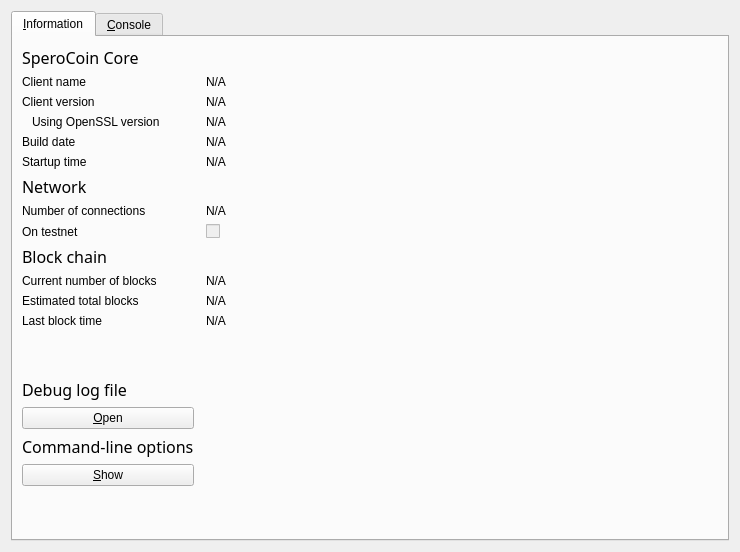
Old version of the form src/qt/forms/rpcconsole.ui in the repository LightBurdenOfficial/SperoCoin.
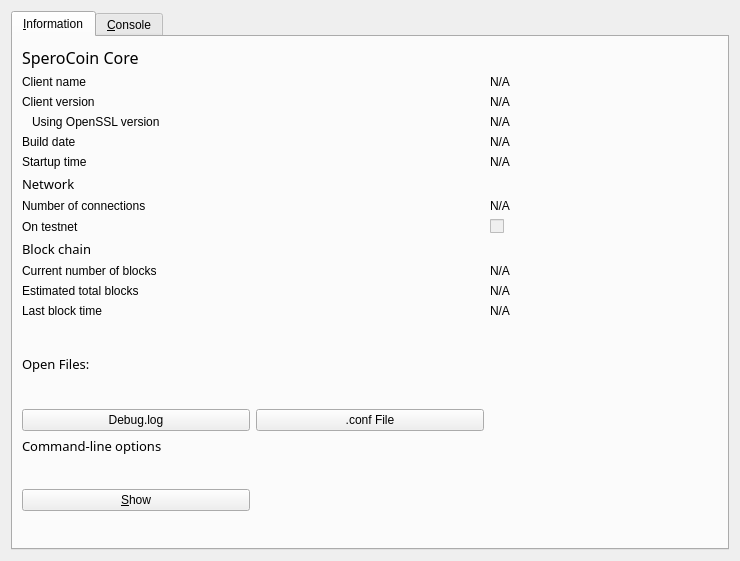
New version of the form. The open tabs and pages were chosen to show the change. Icons and pictures are not drawn.

Diff of the .ui file:
```diff
--- a/src/qt/forms/rpcconsole.ui
+++ b/src/qt/forms/rpcconsole.ui
@@ -7,7 +7,7 @@
     <x>0</x>
     <y>0</y>
     <width>740</width>
-    <height>552</height>
+    <height>561</height>
    </rect>
   </property>
   <property name="windowTitle">
@@ -29,10 +29,7 @@
       <attribute name="title">
        <string>&amp;Information</string>
       </attribute>
-      <layout class="QGridLayout" name="gridLayout" columnstretch="0,1">
-       <property name="horizontalSpacing">
-        <number>12</number>
-       </property>
+        <layout class="QGridLayout" name="gridLayout_2">
        <item row="0" column="0">
         <widget class="QLabel" name="label_9">
          <property name="font">
@@ -51,16 +48,22 @@
        </item>
        <item row="1" column="0">
         <widget class="QLabel" name="label_5">
+         <property name="styleSheet">
+          <string notr="true">font: 75 10pt &quot;Century Gothic&quot;;</string>
+         </property>
          <property name="text">
           <string>Client name</string>
          </property>
         </widget>
        </item>
-       <item row="1" column="1">
+       <item row="1" column="2">
         <widget class="QLabel" name="clientName">
          <property name="cursor">
           <cursorShape>IBeamCursor</cursorShape>
          </property>
+         <property name="styleSheet">
+          <string notr="true">font: 75 8pt &quot;Century Gothic&quot;;</string>
+         </property>
          <property name="text">
           <string>N/A</string>
          </property>
@@ -74,16 +77,22 @@
        </item>
        <item row="2" column="0">
         <widget class="QLabel" name="label_6">
+         <property name="styleSheet">
+          <string notr="true">font: 75 10pt &quot;Century Gothic&quot;;</string>
+         </property>
          <property name="text">
           <string>Client version</string>
          </property>
         </widget>
        </item>
-       <item row="2" column="1">
+       <item row="2" column="2">
         <widget class="QLabel" name="clientVersion">
          <property name="cursor">
           <cursorShape>IBeamCursor</cursorShape>
          </property>
+         <property name="styleSheet">
+          <string notr="true">font: 75 8pt &quot;Century Gothic&quot;;</string>
+         </property>
          <property name="text">
           <string>N/A</string>
          </property>
@@ -95,8 +104,11 @@
          </property>
         </widget>
        </item>
-       <item row="3" column="0">
+       <item row="3" column="0" colspan="2">
         <widget class="QLabel" name="label_14">
+         <property name="styleSheet">
+          <string notr="true">font: 75 10pt &quot;Century Gothic&quot;;</string>
+         </property>
          <property name="text">
           <string>Using OpenSSL version</string>
          </property>
@@ -105,11 +117,14 @@
          </property>
         </widget>
        </item>
-       <item row="3" column="1">
+       <item row="3" column="2">
         <widget class="QLabel" name="openSSLVersion">
          <property name="cursor">
           <cursorShape>IBeamCursor</cursorShape>
          </property>
+         <property name="styleSheet">
+          <string notr="true">font: 75 8pt &quot;Century Gothic&quot;;</string>
+         </property>
          <property name="text">
           <string>N/A</string>
          </property>
@@ -123,16 +138,22 @@
        </item>
        <item row="4" column="0">
         <widget class="QLabel" name="label_12">
+         <property name="styleSheet">
+          <string notr="true">font: 75 10pt &quot;Century Gothic&quot;;</string>
+         </property>
          <property name="text">
           <string>Build date</string>
          </property>
         </widget>
        </item>
-       <item row="4" column="1">
+       <item row="4" column="2">
         <widget class="QLabel" name="buildDate">
          <property name="cursor">
           <cursorShape>IBeamCursor</cursorShape>
          </property>
+         <property name="styleSheet">
+          <string notr="true">font: 75 8pt &quot;Century Gothic&quot;;</string>
+         </property>
          <property name="text">
           <string>N/A</string>
          </property>
@@ -146,16 +167,22 @@
        </item>
        <item row="5" column="0">
         <widget class="QLabel" name="label_13">
+         <property name="styleSheet">
+          <string notr="true">font: 75 10pt &quot;Century Gothic&quot;;</string>
+         </property>
          <property name="text">
           <string>Startup time</string>
          </property>
         </widget>
        </item>
-       <item row="5" column="1">
+       <item row="5" column="2">
         <widget class="QLabel" name="startupTime">
          <property name="cursor">
           <cursorShape>IBeamCursor</cursorShape>
          </property>
+         <property name="styleSheet">
+          <string notr="true">font: 75 8pt &quot;Century Gothic&quot;;</string>
+         </property>
          <property name="text">
           <string>N/A</string>
          </property>
@@ -172,12 +199,15 @@
          <property name="font">
           <font>
            <family>Century Gothic</family>
-           <pointsize>12</pointsize>
+           <pointsize>10</pointsize>
            <weight>9</weight>
            <italic>false</italic>
            <bold>false</bold>
           </font>
          </property>
+         <property name="styleSheet">
+          <string notr="true">font: 75 10pt &quot;Century Gothic&quot;;</string>
+         </property>
          <property name="text">
           <string>Network</string>
          </property>
@@ -185,16 +215,22 @@
        </item>
        <item row="7" column="0">
         <widget class="QLabel" name="label_7">
+         <property name="styleSheet">
+          <string notr="true">font: 75 10pt &quot;Century Gothic&quot;;</string>
+         </property>
          <property name="text">
           <string>Number of connections</string>
          </property>
         </widget>
        </item>
-       <item row="7" column="1">
+       <item row="7" column="2">
         <widget class="QLabel" name="numberOfConnections">
          <property name="cursor">
           <cursorShape>IBeamCursor</cursorShape>
          </property>
+         <property name="styleSheet">
+          <string notr="true">font: 75 8pt &quot;Century Gothic&quot;;</string>
+         </property>
          <property name="text">
           <string>N/A</string>
          </property>
@@ -208,16 +244,22 @@
        </item>
        <item row="8" column="0">
         <widget class="QLabel" name="label_8">
+         <property name="styleSheet">
+          <string notr="true">font: 75 10pt &quot;Century Gothic&quot;;</string>
+         </property>
          <property name="text">
           <string>On testnet</string>
          </property>
         </widget>
        </item>
-       <item row="8" column="1">
+       <item row="8" column="2">
         <widget class="QCheckBox" name="isTestNet">
          <property name="enabled">
           <bool>false</bool>
          </property>
+         <property name="styleSheet">
+          <string notr="true">font: 75 8pt &quot;Century Gothic&quot;;</string>
+         </property>
          <property name="text">
           <string/>
          </property>
@@ -228,29 +270,38 @@
          <property name="font">
           <font>
            <family>Century Gothic</family>
-           <pointsize>12</pointsize>
+           <pointsize>10</pointsize>
            <weight>9</weight>
            <italic>false</italic>
            <bold>false</bold>
           </font>
          </property>
+         <property name="styleSheet">
+          <string notr="true">font: 75 10pt &quot;Century Gothic&quot;;</string>
+         </property>
          <property name="text">
           <string>Block chain</string>
          </property>
         </widget>
        </item>
-       <item row="10" column="0">
+       <item row="10" column="0" colspan="2">
         <widget class="QLabel" name="label_3">
+         <property name="styleSheet">
+          <string notr="true">font: 75 10pt &quot;Century Gothic&quot;;</string>
+         </property>
          <property name="text">
           <string>Current number of blocks</string>
          </property>
         </widget>
        </item>
-       <item row="10" column="1">
+       <item row="10" column="2">
         <widget class="QLabel" name="numberOfBlocks">
          <property name="cursor">
           <cursorShape>IBeamCursor</cursorShape>
          </property>
+         <property name="styleSheet">
+          <string notr="true">font: 75 8pt &quot;Century Gothic&quot;;</string>
+         </property>
          <property name="text">
           <string>N/A</string>
          </property>
@@ -264,16 +315,22 @@
        </item>
        <item row="11" column="0">
         <widget class="QLabel" name="label_4">
+         <property name="styleSheet">
+          <string notr="true">font: 75 10pt &quot;Century Gothic&quot;;</string>
+         </property>
          <property name="text">
           <string>Estimated total blocks</string>
          </property>
         </widget>
        </item>
-       <item row="11" column="1">
+       <item row="11" column="2">
         <widget class="QLabel" name="totalBlocks">
          <property name="cursor">
           <cursorShape>IBeamCursor</cursorShape>
          </property>
+         <property name="styleSheet">
+          <string notr="true">font: 75 8pt &quot;Century Gothic&quot;;</string>
+         </property>
          <property name="text">
           <string>N/A</string>
          </property>
@@ -287,16 +344,22 @@
        </item>
        <item row="12" column="0">
         <widget class="QLabel" name="label_2">
+         <property name="styleSheet">
+          <string notr="true">font: 75 10pt &quot;Century Gothic&quot;;</string>
+         </property>
          <property name="text">
           <string>Last block time</string>
          </property>
         </widget>
        </item>
-       <item row="12" column="1">
+       <item row="12" column="2">
         <widget class="QLabel" name="lastBlockTime">
          <property name="cursor">
           <cursorShape>IBeamCursor</cursorShape>
          </property>
+         <property name="styleSheet">
+          <string notr="true">font: 75 8pt &quot;Century Gothic&quot;;</string>
+         </property>
          <property name="text">
           <string>N/A</string>
          </property>
@@ -309,67 +372,90 @@
         </widget>
        </item>
        <item row="13" column="0">
-        <spacer name="verticalSpacer_2">
-         <property name="orientation">
-          <enum>Qt::Vertical</enum>
-         </property>
-         <property name="sizeHint" stdset="0">
-          <size>
-           <width>20</width>
-           <height>20</height>
-          </size>
-         </property>
-        </spacer>
-       </item>
-       <item row="14" column="0">
         <widget class="QLabel" name="labelDebugLogfile">
          <property name="font">
           <font>
            <family>Century Gothic</family>
-           <pointsize>12</pointsize>
+           <pointsize>10</pointsize>
            <weight>9</weight>
            <italic>false</italic>
            <bold>false</bold>
           </font>
          </property>
+         <property name="styleSheet">
+          <string notr="true">font: 75 10pt &quot;Century Gothic&quot;;</string>
+         </property>
          <property name="text">
-          <string>Debug log file</string>
+          <string>Open Files:</string>
          </property>
         </widget>
        </item>
+       <item row="13" column="1">
+       <spacer name="verticalSpacer_2">
+       <property name="orientation">
+       <enum>Qt::Vertical</enum>
+         </property>
+         <property name="sizeHint" stdset="0">
+         <size>
+           <width>17</width>
+           <height>14</height>
+          </size>
+         </property>
+        </spacer>
+       </item>
+       <item row="14" column="0" colspan="2">
+        <layout class="QGridLayout" name="gridLayout">
+         <item row="0" column="0">
+          <widget class="QPushButton" name="openDebugLogfileButton">
+           <property name="enabled">
+            <bool>true</bool>
+           </property>
+           <property name="toolTip">
+            <string>Open the idealcash debug log file from the current data directory. This can take a few seconds for large log files.</string>
+           </property>
+           <property name="text">
+            <string>Debug.log</string>
+           </property>
+           <property name="autoDefault">
+            <bool>false</bool>
+           </property>
+          </widget>
+         </item>
+         <item row="0" column="1">
+          <widget class="QPushButton" name="openConfigurationfileButton">
+           <property name="toolTip">
+            <string>Open the idealcash configuration file from the current data directory.</string>
+           </property>
+           <property name="text">
+            <string>.conf File</string>
+           </property>
+           <property name="autoDefault">
+            <bool>false</bool>
+           </property>
+          </widget>
+         </item>
+        </layout>
+       </item>
        <item row="15" column="0">
-        <widget class="QPushButton" name="openDebugLogfileButton">
-         <property name="toolTip">
-          <string>Open the SperoCoin debug log file from the current data directory. This can take a few seconds for large log files.</string>
-         </property>
-         <property name="styleSheet">
-          <string notr="true">font: 75 9pt &quot;Segoe Print&quot;;</string>
-         </property>
-         <property name="text">
-          <string>&amp;Open</string>
-         </property>
-         <property name="autoDefault">
-          <bool>false</bool>
-         </property>
-        </widget>
-       </item>
-       <item row="16" column="0">
         <widget class="QLabel" name="labelCLOptions">
          <property name="font">
           <font>
            <family>Century Gothic</family>
-           <pointsize>12</pointsize>
+           <pointsize>10</pointsize>
            <weight>9</weight>
            <italic>false</italic>
            <bold>false</bold>
           </font>
          </property>
+         <property name="styleSheet">
+          <string notr="true">font: 75 10pt &quot;Century Gothic&quot;;</string>
+         </property>
          <property name="text">
           <string>Command-line options</string>
          </property>
         </widget>
        </item>
-       <item row="17" column="0">
+      <item row="16" column="0">
         <widget class="QPushButton" name="showCLOptionsButton">
          <property name="toolTip">
           <string>Show the SperoCoin-Qt help message to get a list with possible SperoCoin command-line options.</string>
@@ -385,15 +471,15 @@
          </property>
         </widget>
        </item>
-       <item row="18" column="0">
+       <item row="16" column="1">
         <spacer name="verticalSpacer">
          <property name="orientation">
           <enum>Qt::Vertical</enum>
          </property>
          <property name="sizeHint" stdset="0">
           <size>
-           <width>20</width>
-           <height>40</height>
+           <width>17</width>
+           <height>34</height>
           </size>
          </property>
         </spacer>
```
Left out of the diff: 6 changed lines with no effect on the pictures.
